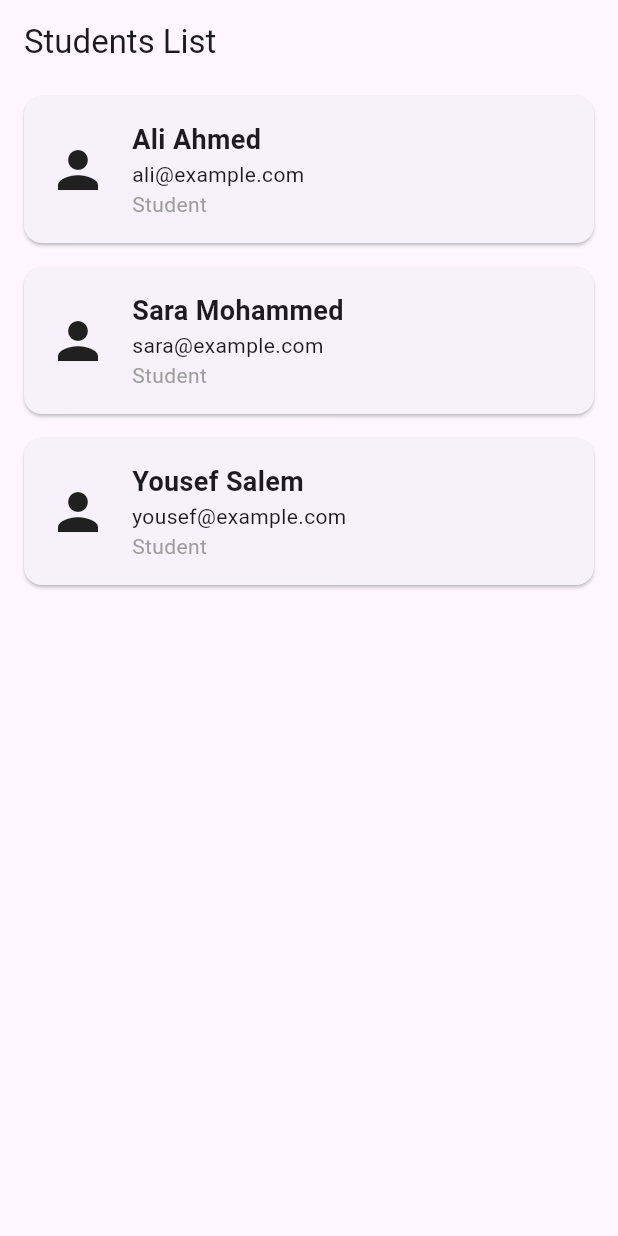
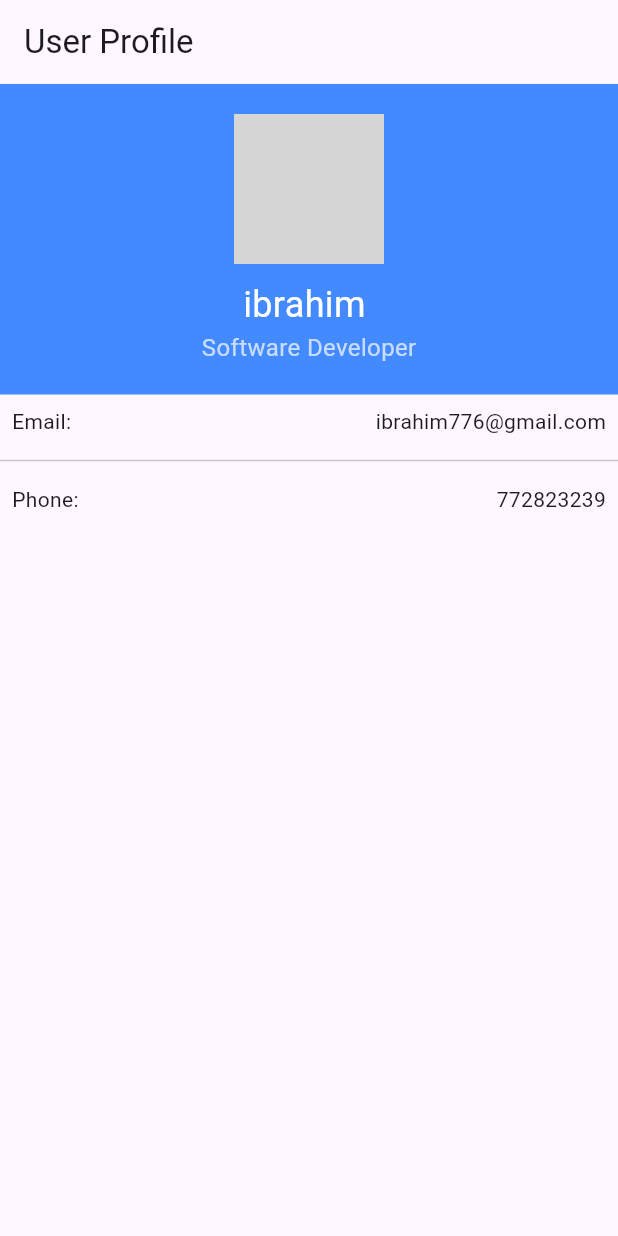
Before and after one commit to ibdhsgs/ibrahim, a Flutter app: the screen it shows after launch, on a phone screen of 412 x 824 dp. Run offline on Flutter 3.47's test engine with Material 3 defaults, Android fonts, the phone set to English and light mode, and no system bars; grey boxes are pictures that could not be loaded.

Commit message:
Initial commit for UserProfile branch

```diff
--- a/lib/main.dart
+++ b/lib/main.dart
@@ -11,82 +11,65 @@ class MyApp extends StatelessWidget {
   Widget build(BuildContext context) {
     return MaterialApp(
       debugShowCheckedModeBanner: false,
-      home: const HomeScreen(),
+      home: const UserProfile(),
     );
   }
 }
 
-class UserInfoCard extends StatelessWidget {
-  final String name;
-  final String email;
-  final String role;
-
-  const UserInfoCard({
-    super.key,
-    required this.name,
-    required this.email,
-    required this.role,
-  });
+class UserProfile extends StatelessWidget {
+  const UserProfile({super.key});
 
   @override
   Widget build(BuildContext context) {
-    return Card(
-      margin: const EdgeInsets.symmetric(vertical: 8, horizontal: 16),
-      child: Padding(
-        padding: const EdgeInsets.all(16.0),
-        child: Row(
+    return Scaffold(
+      appBar: AppBar(
+        title: const Text('User Profile'),
+      ),
+      body: Column(
         children: [
-            const Icon(Icons.person, size: 40),
-            const SizedBox(width: 16),
-            Column(
-              crossAxisAlignment: CrossAxisAlignment.start,
+          Container(
+            width: double.infinity,
+            padding: const EdgeInsets.all(20),
+            color: Colors.blueAccent,
+            child: Column(
               children: [
-                Text(
-                  name,
-                  style: const TextStyle(
-                    fontSize: 18,
-                    fontWeight: FontWeight.bold,
+                CircleAvatar(
+                  radius: 50,
+                  backgroundImage:
+                  Image.asset('pics/profilepic.png').image,
                 ),
+                const SizedBox(height: 10),
+                const Text(
+                  'ibrahim ',
+                  style: TextStyle(fontSize: 24, color: Colors.white),
                 ),
-                Text(email),
-                Text(
-                  role,
-                  style: const TextStyle(
-                    color: Colors.grey,
-                  ),
-                ),
-              ],
+                const Text(
+                  'Software Developer',
+                  style: TextStyle(fontSize: 16, color: Colors.white70),
                 ),
               ],
             ),
           ),
-    );
-  }
-}
-
-class HomeScreen extends StatelessWidget {
-  const HomeScreen({super.key});
-
-  @override
-  Widget build(BuildContext context) {
-    return Scaffold(
-      appBar: AppBar(title: const Text('Students List')),
-      body: ListView(
+          Padding(
+            padding: const EdgeInsets.all(8.0),
+            child: Row(
+              mainAxisAlignment: MainAxisAlignment.spaceBetween,
               children: const [
-          UserInfoCard(
-            name: 'Ali Ahmed',
-            email: 'ali@example.com',
-            role: 'Student',
+                Text('Email:'),
+                Text('ibrahim776@gmail.com'),
+              ],
             ),
-          UserInfoCard(
-            name: 'Sara Mohammed',
-            email: 'sara@example.com',
-            role: 'Student',
           ),
-          UserInfoCard(
-            name: 'Yousef Salem',
-            email: 'yousef@example.com',
-            role: 'Student',
+          const Divider(),
+          Padding(
+            padding: const EdgeInsets.all(8.0),
+            child: Row(
+              mainAxisAlignment: MainAxisAlignment.spaceBetween,
+              children: const [
+                Text('Phone:'),
+                Text('772823239'),
+              ],
+            ),
           ),
         ],
       ),
```
Lines whose indentation alone changed are shown as unchanged.
